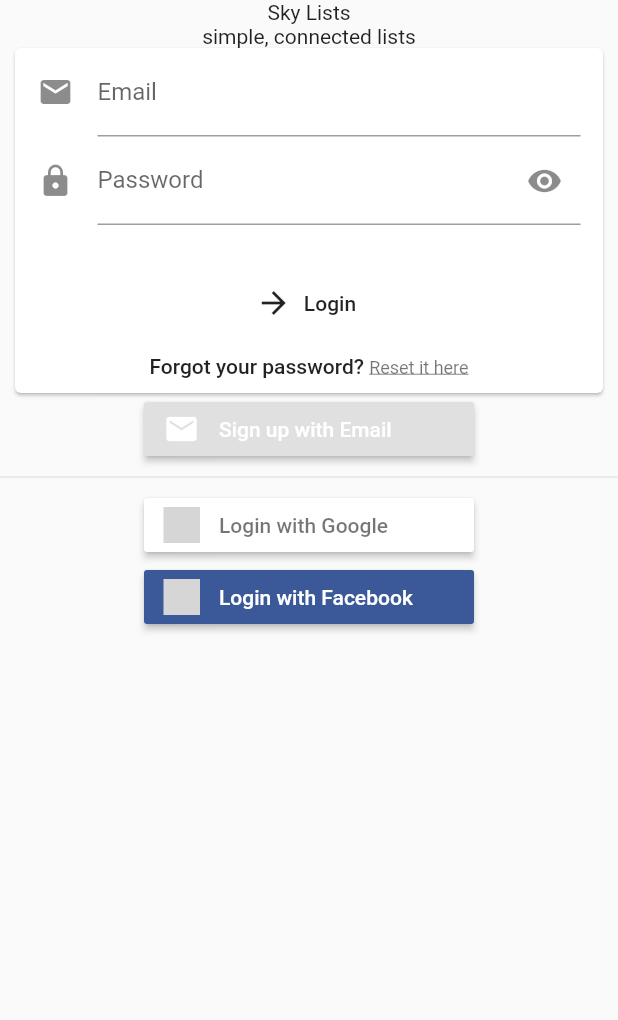
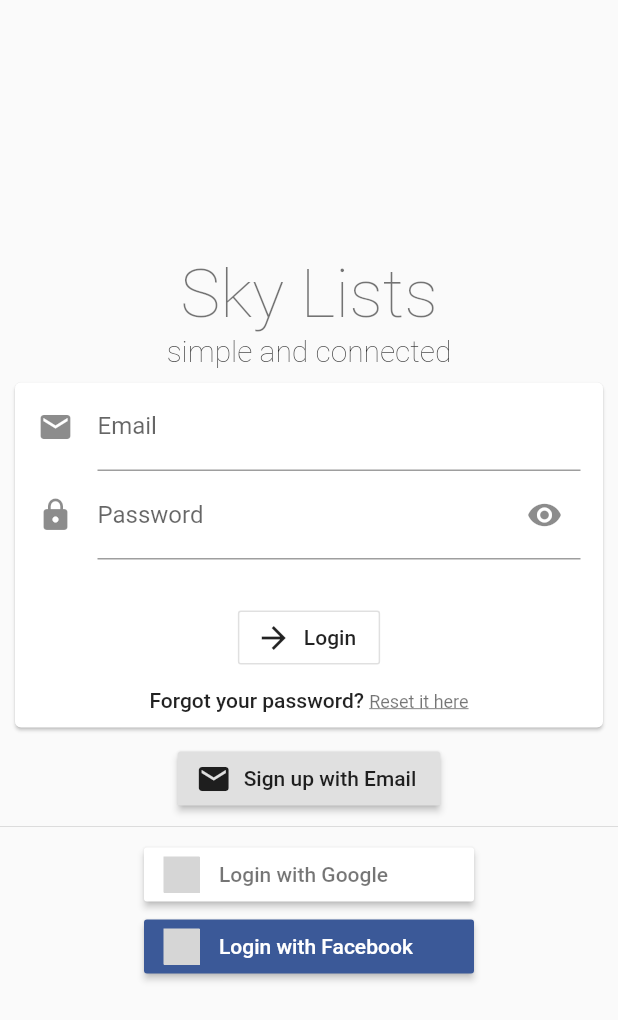
Before and after one commit to Ben-Tyszka/Sky-Lists-Mobile-App, a Flutter app: the AccountPage screen opened by its route, after a tap on "Sign out", on a phone screen of 412 x 824 dp. Shown: the top 1020 px of the screen. Run offline on Flutter 3.47's test engine with Material 2 defaults, Android fonts, the phone set to English and light mode, and no system bars; our stand-ins replace cloud_firestore, firebase_auth, flutter_signin_button, google_sign_in, qr_flutter, validators and 1 more; missing offline and left inert: flutter_facebook_login, get_version, random_color; accounts and stored records are empty; grey boxes are pictures that could not be loaded.

Commit message:
debugging and code cleanup

```diff
--- a/lib/presentational_widgets/login.dart
+++ b/lib/presentational_widgets/login.dart
@@ -69,9 +69,11 @@
                   ),
                 ),
                 autocorrect: false,
-                keyboardType: TextInputType.text,
                 obscureText: !showPassword,
                 maxLength: 50,
+                keyboardType: showPassword
+                    ? TextInputType.visiblePassword
+                    : TextInputType.text,
                 validator: validatePassword,
                 enabled: !isLoading,
                 onSaved: onPasswordSaved,
@@ -89,7 +91,7 @@
                 height: 6.0,
               ),
               !isLoading
-                  ? FlatButton.icon(
+                  ? OutlineButton.icon(
                       icon: Icon(
                         Icons.arrow_forward,
                       ),
@@ -107,10 +109,12 @@
                   children: <TextSpan>[
                     TextSpan(
                       recognizer: TapGestureRecognizer()
-                        ..onTap = () {
-                          Navigator.pushNamed(
-                              context, SendPasswordResetPage.routeName);
-                        },
+                        ..onTap = isLoading
+                            ? null
+                            : () {
+                                Navigator.pushNamed(
+                                    context, SendPasswordResetPage.routeName);
+                              },
                       text: 'Reset it here',
                       style: Theme.of(context).textTheme.caption.copyWith(
                             decoration: TextDecoration.underline,
--- a/lib/presentational_widgets/name_change.dart
+++ b/lib/presentational_widgets/name_change.dart
@@ -45,7 +45,7 @@
               height: 20.0,
             ),
             !isLoading
-                ? FlatButton.icon(
+                ? OutlineButton.icon(
                     label: Text('Change Name'),
                     icon: Icon(Icons.update),
                     onPressed: submit,
--- a/lib/presentational_widgets/pages/account_page.dart
+++ b/lib/presentational_widgets/pages/account_page.dart
@@ -13,28 +13,6 @@
   @override
   Widget build(BuildContext context) {
     final user = Provider.of<FirebaseUser>(context);
-    final emailNotVerifiedColumn = [
-      Text(
-          'Your email address is not verified. Check your inbox and follow the instructions to verify your account.'),
-      FlatButton(
-        child: Text('Resend email'),
-        onPressed: () {
-          user.sendEmailVerification();
-        },
-      ),
-      Divider(),
-      SignOutButton(),
-      Divider(),
-      DeleteAccount(),
-    ];
-
-    final emailVerifiedColumn = [
-      NameChangeForm(),
-      Divider(),
-      SignOutButton(),
-      Divider(),
-      DeleteAccount(),
-    ];
 
     return Scaffold(
       appBar: AppBar(
@@ -49,8 +27,24 @@
         ],
       ),
       body: Column(
-        children:
-            user.isEmailVerified ? emailVerifiedColumn : emailNotVerifiedColumn,
+        children: <Widget>[
+          if (user?.isEmailVerified ?? false) ...[
+            NameChangeForm(),
+          ] else ...[
+            Text(
+                'Your email address is not verified. Check your inbox and follow the instructions to verify your account.'),
+            FlatButton(
+              child: Text('Resend email'),
+              onPressed: () {
+                user.sendEmailVerification();
+              },
+            ),
+          ],
+          Divider(),
+          SignOutButton(),
+          Divider(),
+          DeleteAccount(),
+        ],
       ),
     );
   }
--- a/lib/presentational_widgets/pages/logged_in_home_page.dart
+++ b/lib/presentational_widgets/pages/logged_in_home_page.dart
@@ -77,11 +77,12 @@
         }).toList(),
       ),
       floatingActionButtonLocation: FloatingActionButtonLocation.centerDocked,
-      floatingActionButton: FloatingActionButton(
+      floatingActionButton: FloatingActionButton.extended(
         onPressed: () {
           showDialog(context: context, builder: (context) => NewListForm());
         },
-        child: Icon(Icons.add),
+        icon: Icon(Icons.add),
+        label: Text('Add List'),
       ),
       bottomNavigationBar: BottomNavBarLoggedInPage(
         controller: _controller,
--- a/lib/presentational_widgets/pages/not_logged_in_page.dart
+++ b/lib/presentational_widgets/pages/not_logged_in_page.dart
@@ -11,38 +11,53 @@
   @override
   Widget build(BuildContext context) {
     return Scaffold(
-      body: SingleChildScrollView(
+      body: Center(
+        child: SingleChildScrollView(
           child: Column(
+            mainAxisAlignment: MainAxisAlignment.center,
             crossAxisAlignment: CrossAxisAlignment.center,
-          mainAxisAlignment: MainAxisAlignment.center,
             children: <Widget>[
               Text(
                 'Sky Lists',
+                style: Theme.of(context).textTheme.display2.copyWith(
+                      fontWeight: FontWeight.w200,
+                    ),
               ),
               Text(
-              'simple, connected lists',
+                'simple and connected',
+                style: Theme.of(context).textTheme.title.copyWith(
+                      fontWeight: FontWeight.w200,
                     ),
+              ),
+              SizedBox(height: 10.0),
               LoginForm(),
-            SignInButtonBuilder(
-              backgroundColor: Theme.of(context).buttonColor,
-              icon: Icons.email,
-              text: 'Sign up with Email',
+              SizedBox(height: 10.0),
+              RaisedButton.icon(
+                icon: Icon(Icons.email),
+                label: Text('Sign up with Email'),
                 onPressed: () {
                   Navigator.pushNamed(context, CreateAccountPage.routeName);
                 },
               ),
               Divider(),
               SignInButton(
-              Buttons.Google,
+                Theme.of(context).brightness == Brightness.light
+                    ? Buttons.Google
+                    : Buttons.GoogleDark,
                 text: "Login with Google",
-              onPressed: loginToGoogle,
+                onPressed: () {
+                  loginToGoogle(key);
+                },
               ),
               SignInButton(
                 Buttons.Facebook,
                 text: "Login with Facebook",
-              onPressed: loginToFacebook,
+                onPressed: () {
+                  loginToFacebook(key);
+                },
               ),
             ],
+          ),
         ),
       ),
     );
--- a/lib/presentational_widgets/pages/sky_list_page.dart
+++ b/lib/presentational_widgets/pages/sky_list_page.dart
@@ -72,7 +72,7 @@
               Navigator.popAndPushNamed(context, LoggedInHomePage.routeName);
             },
           ),
-          title: ListTitleForm(),
+          title: Text('Testing'),
         ),
         body: SkyListPagination(),
       ),
--- a/lib/presentational_widgets/sign_out_button.dart
+++ b/lib/presentational_widgets/sign_out_button.dart
@@ -8,19 +8,19 @@
 class SignOutButton extends StatelessWidget {
   @override
   Widget build(BuildContext context) {
-    return RaisedButton.icon(
+    return OutlineButton.icon(
       icon: Icon(Icons.exit_to_app),
       label: Text('Sign out'),
-      onPressed: () async {
-        try {
-          await GoogleSignIn().signOut();
-          await FacebookLogin().logOut();
-        } catch (e) {}
-        FirebaseAuth.instance.signOut();
+      onPressed: () {
         Navigator.of(context).pushNamedAndRemoveUntil(
           NotLoggedInPage.routeName,
           (Route<dynamic> route) => false,
         );
+        FirebaseAuth.instance.signOut();
+        try {
+          GoogleSignIn().signOut();
+          FacebookLogin().logOut();
+        } catch (e) {}
       },
     );
   }
--- a/lib/stateful_widgets/forms/list_title_form.dart
+++ b/lib/stateful_widgets/forms/list_title_form.dart
@@ -16,11 +16,10 @@
   final _db = DatabaseService();
 
   @override
-  void initState() {
+  void didChangeDependencies() {
+    super.didChangeDependencies();
     list = Provider.of<SkyListMeta>(context);
     _nameController = TextEditingController(text: list.name);
-
-    super.initState();
   }
 
   @override
--- a/lib/stateful_widgets/forms/name_change_form.dart
+++ b/lib/stateful_widgets/forms/name_change_form.dart
@@ -23,11 +23,10 @@
   NameData _data = NameData();
 
   @override
-  void initState() {
+  void didChangeDependencies() {
+    super.didChangeDependencies();
     final user = Provider.of<FirebaseUser>(context);
-    _controller = TextEditingController(text: user.displayName);
-
-    super.initState();
+    _controller = TextEditingController(text: user?.displayName ?? '');
   }
 
   _submit() async {
@@ -38,7 +37,7 @@
 
       _formKey.currentState.save();
 
-      final user = Provider.of<FirebaseUser>(context);
+      final user = Provider.of<FirebaseUser>(context, listen: false);
       final userUpdateInfo = UserUpdateInfo();
       userUpdateInfo.displayName = _data.name;
       user.updateProfile(userUpdateInfo);
--- a/pubspec.yaml
+++ b/pubspec.yaml
@@ -4,7 +4,7 @@
 version: 0.3+17
 
 environment:
-  sdk: ">=2.1.0 <3.0.0"
+  sdk: ">=2.2.2 <3.0.0"
 
 dependencies:
   flutter:
```
Also changed, not shown: lib/database_service.dart (+24 -15 lines), lib/presentational_widgets/pages/create_account_page.dart (+7 -2 lines), lib/presentational_widgets/pages/startup_page.dart (+37 -17 lines), lib/presentational_widgets/shared_sky_lists_builder.dart (+1 -11 lines), lib/stateful_widgets/forms/login_form.dart (+16 -4 lines), lib/stateful_widgets/shared_sky_lists_pagination.dart (+13 -9 lines), lib/stateful_widgets/sky_list_pagination.dart (+7 -6 lines), lib/stateful_widgets/sky_lists_pagination.dart (+23 -10 lines), 3 other files. Lines whose indentation alone changed are shown as unchanged.
